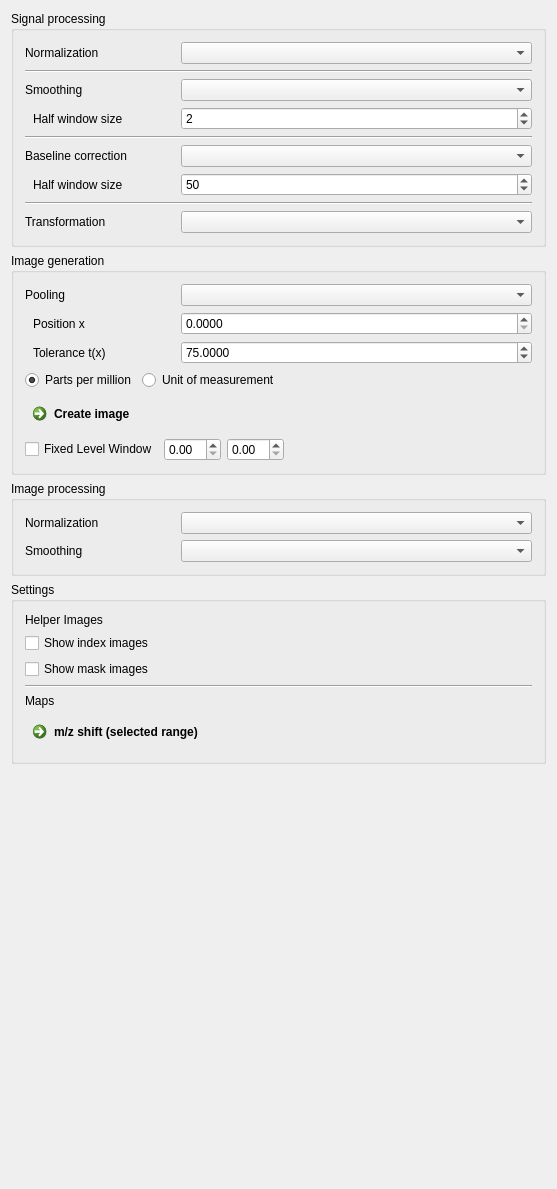
Before: the Qt Designer form Plugins/org.mitk.gui.qt.m2.data/src/internal/m2DataView.ui in m2aia/m2aia, drawn with Qt 5.
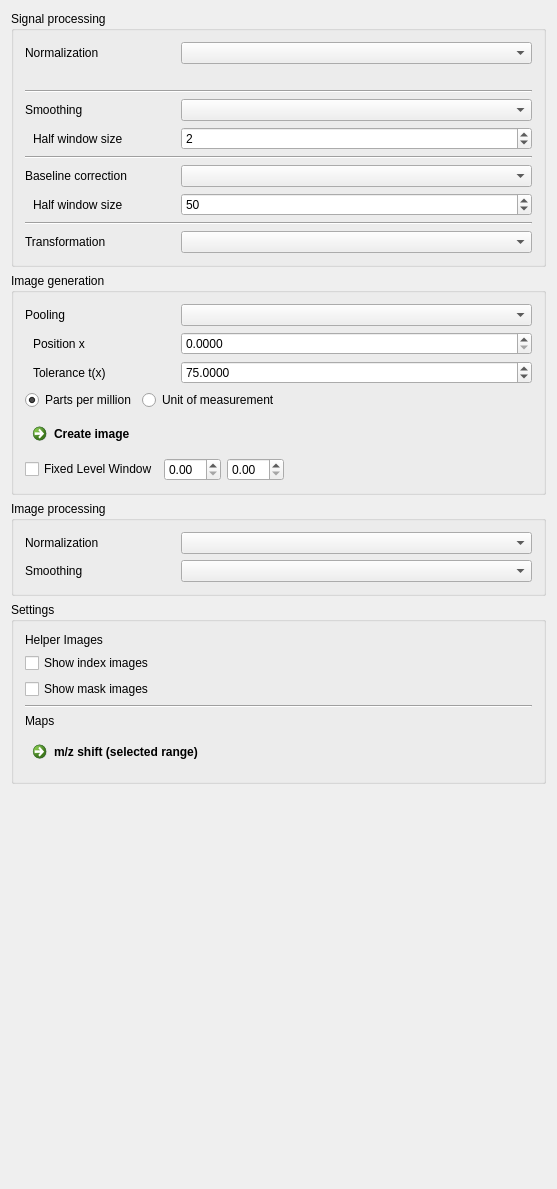
After: the same form once the commit is applied.

Commit message: Add centroid normalization warning to Data View and update UI elements

Diff of the .ui file:
```diff
--- a/Plugins/org.mitk.gui.qt.m2.data/src/internal/m2DataView.ui
+++ b/Plugins/org.mitk.gui.qt.m2.data/src/internal/m2DataView.ui
@@ -86,6 +86,19 @@
         </item>
        </layout>
       </item>
+      <item>
+       <widget class="QLabel" name="lblCentroidNormalizationWarning">
+        <property name="text">
+         <string/>
+        </property>
+        <property name="wordWrap">
+         <bool>true</bool>
+        </property>
+        <property name="visible">
+         <bool>false</bool>
+        </property>
+       </widget>
+      </item>
       <item>
        <widget class="Line" name="line_2">
         <property name="orientation">
```
The commit also changes 3 other files.
